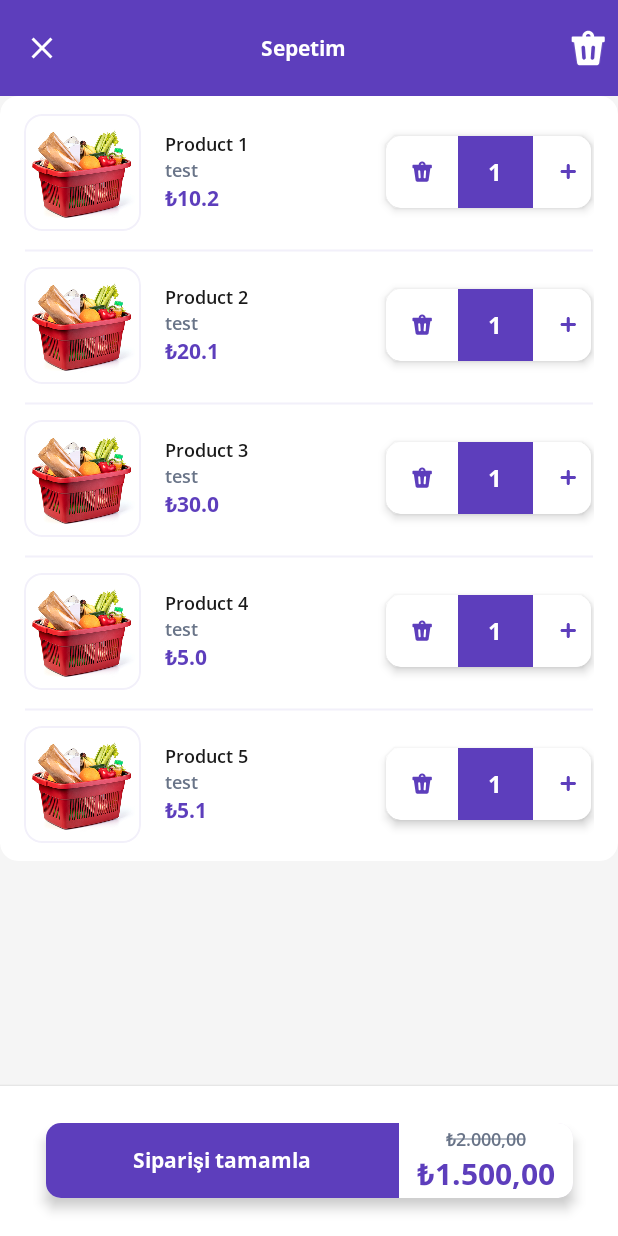
After one commit to sengule/Getir-Bootcamp-Final-Project, an Android app: the fragment BasketFragment shown on its own in the app's theme, on a phone screen of 412 x 824 dp. The commit adds this screen. Run offline under Robolectric (Android 15) with nearby library versions, the phone set to English and light mode, and no system bars.

Commit message:
basket screen added

```diff
--- /dev/null
+++ b/app/src/main/java/com/example/getir_bootcamp_final_project/BasketFragment.kt
@@ -0,0 +1,50 @@
+package com.example.getir_bootcamp_final_project
+
+import android.os.Bundle
+import androidx.fragment.app.Fragment
+import android.view.LayoutInflater
+import android.view.View
+import android.view.ViewGroup
+import android.widget.LinearLayout
+import androidx.core.content.ContextCompat
+import androidx.recyclerview.widget.DividerItemDecoration
+import androidx.recyclerview.widget.LinearLayoutManager
+import androidx.recyclerview.widget.RecyclerView
+import com.example.getir_bootcamp_final_project.adapter.CartAdapter
+import com.example.getir_bootcamp_final_project.databinding.FragmentBasketBinding
+import com.example.getir_bootcamp_final_project.databinding.FragmentDetailBinding
+import com.example.getir_bootcamp_final_project.utils.DividerItemDecorator
+import com.example.getir_bootcamp_final_project.utils.productList
+
+class BasketFragment : Fragment() {
+
+    private var _binding: FragmentBasketBinding? = null
+    private val binding get() = _binding!!
+
+    private lateinit var cartProductRecyclerView: RecyclerView
+
+    override fun onCreate(savedInstanceState: Bundle?) {
+        super.onCreate(savedInstanceState)
+
+    }
+
+    override fun onCreateView(
+        inflater: LayoutInflater, container: ViewGroup?,
+        savedInstanceState: Bundle?,
+    ): View? {
+        _binding = FragmentBasketBinding.inflate(inflater, container, false)
+        cartProductRecyclerView = binding.rvCartProducts
+        return binding.root
+    }
+
+    override fun onViewCreated(view: View, savedInstanceState: Bundle?) {
+        super.onViewCreated(view, savedInstanceState)
+        val layoutManager: RecyclerView.LayoutManager = LinearLayoutManager(this.context)
+
+        cartProductRecyclerView.layoutManager = layoutManager
+        cartProductRecyclerView.adapter = CartAdapter(productList)
+        val itemDecoration = DividerItemDecorator(ContextCompat.getDrawable(this.requireContext(), R.drawable.divider_cart_product)!!)
+        cartProductRecyclerView.addItemDecoration(itemDecoration)
+    }
+
+}
--- /dev/null
+++ b/app/src/main/java/com/example/getir_bootcamp_final_project/adapter/CartAdapter.kt
@@ -0,0 +1,29 @@
+package com.example.getir_bootcamp_final_project.adapter
+
+import android.view.LayoutInflater
+import android.view.ViewGroup
+import androidx.recyclerview.widget.RecyclerView
+import com.example.getir_bootcamp_final_project.databinding.ItemCartBinding
+import com.example.getir_bootcamp_final_project.model.Product
+
+class CartAdapter(
+    val productList: List<Product> = emptyList()
+): RecyclerView.Adapter<CartAdapter.CartViewHolder>(){
+
+    inner class CartViewHolder(val binding: ItemCartBinding) : RecyclerView.ViewHolder(binding.root)
+
+    override fun onCreateViewHolder(parent: ViewGroup, viewType: Int): CartViewHolder {
+        val binding = ItemCartBinding.inflate(LayoutInflater.from(parent.context), parent, false)
+        return CartViewHolder(binding)
+    }
+
+    override fun onBindViewHolder(holder: CartViewHolder, position: Int) {
+        holder.binding.tvProductName.text = productList[position].name
+        holder.binding.tvProductAttribute.text = productList[position].attribute
+        holder.binding.tvProductPrice.text = productList[position].price
+    }
+
+    override fun getItemCount() = productList.size
+
+
+}
--- /dev/null
+++ b/app/src/main/java/com/example/getir_bootcamp_final_project/model/Product.kt
@@ -0,0 +1,10 @@
+package com.example.getir_bootcamp_final_project.model
+
+import android.graphics.Bitmap
+
+data class Product(
+    val name: String,
+    val price: String,
+    val attribute: String,
+    val image: Int
+)
--- /dev/null
+++ b/app/src/main/java/com/example/getir_bootcamp_final_project/utils/DividerItemDecorator.kt
@@ -0,0 +1,30 @@
+package com.example.getir_bootcamp_final_project.utils
+
+import android.graphics.Canvas
+import android.graphics.drawable.Drawable
+import androidx.recyclerview.widget.RecyclerView
+
+// This class adds a drawable divider bottom of the recycler view item
+class DividerItemDecorator(
+    private val divider: Drawable,
+    private val showDividerForLastItem: Boolean = false
+): RecyclerView.ItemDecoration() {
+
+    override fun onDrawOver(c: Canvas, parent: RecyclerView, state: RecyclerView.State) {
+        val dividerLeft = parent.paddingLeft
+        val dividerRight = parent.width - parent.paddingRight
+        val includeLastItem = if (!showDividerForLastItem) 1 else 0
+
+        for (i in 0..(parent.childCount-1-includeLastItem)){
+            val child = parent.getChildAt(i)
+
+            val params = child.layoutParams as RecyclerView.LayoutParams
+
+            val dividerTop = child.bottom + params.bottomMargin
+            val dividerBottom: Int = dividerTop + divider.intrinsicHeight
+
+            divider.setBounds(dividerLeft, dividerTop, dividerRight, dividerBottom)
+            divider.draw(c)
+        }
+    }
+}
--- /dev/null
+++ b/app/src/main/java/com/example/getir_bootcamp_final_project/utils/TestData.kt
@@ -0,0 +1,38 @@
+package com.example.getir_bootcamp_final_project.utils
+
+import android.graphics.BitmapFactory
+import com.example.getir_bootcamp_final_project.R
+import com.example.getir_bootcamp_final_project.model.Product
+
+val productList = listOf<Product>(
+    Product(
+        name = "Product 1",
+        price = "₺10.2",
+        attribute = "test",
+        image = R.drawable.market
+    ),
+    Product(
+        name = "Product 2",
+        price = "₺20.1",
+        attribute = "test",
+        image = R.drawable.market
+    ),
+    Product(
+        name = "Product 3",
+        price = "₺30.0",
+        attribute = "test",
+        image = R.drawable.market
+    ),
+    Product(
+        name = "Product 4",
+        price = "₺5.0",
+        attribute = "test",
+        image = R.drawable.market
+    ),
+    Product(
+        name = "Product 5",
+        price = "₺5.1",
+        attribute = "test",
+        image = R.drawable.market
+    )
+)
--- /dev/null
+++ b/app/src/main/res/drawable/divider_cart_product.xml
@@ -0,0 +1,9 @@
+<?xml version="1.0" encoding="utf-8"?>
+<shape
+    xmlns:android="http://schemas.android.com/apk/res/android"
+    android:shape="line">
+    <stroke
+        android:width="1dp"
+        android:color="@color/color_primary_subtle" />
+    <size android:height="2dp" />
+</shape>
--- /dev/null
+++ b/app/src/main/res/drawable/ic_close.xml
@@ -0,0 +1,5 @@
+<vector xmlns:android="http://schemas.android.com/apk/res/android" android:height="24dp" android:tint="#FFFFFF" android:viewportHeight="24" android:viewportWidth="24" android:width="24dp">
+
+    <path android:fillColor="@android:color/white" android:pathData="M19,6.41L17.59,5 12,10.59 6.41,5 5,6.41 10.59,12 5,17.59 6.41,19 12,13.41 17.59,19 19,17.59 13.41,12z"/>
+
+</vector>
--- /dev/null
+++ b/app/src/main/res/drawable/strikethrough.xml
@@ -0,0 +1,8 @@
+<?xml version="1.0" encoding="utf-8"?>
+<selector xmlns:android="http://schemas.android.com/apk/res/android">
+    <item android:state_pressed="false">
+        <shape android:shape="line">
+            <stroke android:width="0.4dp" android:color="@color/color_text_secondary"/>
+        </shape>
+    </item>
+</selector>
--- /dev/null
+++ b/app/src/main/res/layout/fragment_basket.xml
@@ -0,0 +1,154 @@
+<?xml version="1.0" encoding="utf-8"?>
+<androidx.coordinatorlayout.widget.CoordinatorLayout xmlns:android="http://schemas.android.com/apk/res/android"
+    xmlns:tools="http://schemas.android.com/tools"
+    android:layout_width="match_parent"
+    android:layout_height="match_parent"
+    xmlns:app="http://schemas.android.com/apk/res-auto"
+    tools:context=".BasketFragment"
+    android:background="@color/color_background_body"
+    >
+
+    <com.google.android.material.appbar.AppBarLayout
+        android:id="@+id/appBarLayout"
+        android:layout_width="match_parent"
+        android:layout_height="wrap_content"
+        android:background="@color/color_primary">
+
+        <com.google.android.material.appbar.MaterialToolbar
+            android:id="@+id/topAppBar"
+            android:layout_width="match_parent"
+            android:layout_height="wrap_content"
+            android:minHeight="?attr/actionBarSize"
+            android:paddingEnd="8dp"
+            app:navigationIcon="@drawable/ic_close"
+            >
+
+            <TextView
+                android:id="@+id/tvTitle"
+                android:layout_width="wrap_content"
+                android:layout_height="wrap_content"
+                android:layout_gravity="center"
+                android:fontFamily="@font/open_sans_bold"
+                android:text="Sepetim"
+                android:textColor="@color/white" />
+
+            <ImageView
+                android:layout_width="24dp"
+                android:layout_height="24dp"
+                android:src="@drawable/ic_trash"
+                android:layout_gravity="right"
+                app:tint="@color/white"
+                />
+
+        </com.google.android.material.appbar.MaterialToolbar>
+
+    </com.google.android.material.appbar.AppBarLayout>
+
+    <androidx.core.widget.NestedScrollView
+        android:layout_width="match_parent"
+        android:layout_height="wrap_content"
+        app:layout_behavior="@string/appbar_scrolling_view_behavior"
+        >
+
+        <com.google.android.material.card.MaterialCardView
+            android:layout_width="match_parent"
+            android:layout_height="wrap_content"
+            app:cardElevation="0dp"
+            app:strokeWidth="0dp"
+            app:cardBackgroundColor="@color/white"
+            >
+
+            <androidx.recyclerview.widget.RecyclerView
+                android:id="@+id/rv_cart_products"
+                android:layout_width="match_parent"
+                android:layout_height="wrap_content"
+                android:layout_marginHorizontal="16dp"
+                />
+
+        </com.google.android.material.card.MaterialCardView>
+
+
+
+    </androidx.core.widget.NestedScrollView>
+
+
+    <com.google.android.material.bottomappbar.BottomAppBar
+        android:id="@+id/bottomAppBar"
+        style="@style/Widget.Material3.BottomAppBar"
+        android:layout_width="match_parent"
+        android:layout_height="100dp"
+        android:layout_gravity="bottom"
+        app:addElevationShadow="true"
+        android:backgroundTint="@color/white"
+        >
+
+        <com.google.android.material.card.MaterialCardView
+            android:layout_width="351dp"
+            android:layout_height="50dp"
+            android:clickable="true"
+            app:cardCornerRadius="10dp"
+            app:strokeWidth="0dp"
+            app:cardElevation="5dp"
+            android:layout_gravity="center"
+            >
+
+            <LinearLayout
+                android:layout_width="wrap_content"
+                android:layout_height="wrap_content"
+                android:layout_gravity="center"
+                android:background="@drawable/bg_button"
+                >
+
+                <LinearLayout
+                    android:layout_width="235dp"
+                    android:layout_height="50dp"
+                    android:gravity="center"
+                    android:background="@color/color_primary"
+                    >
+
+                    <TextView
+                        style="@style/PrimaryTextViewStyle"
+                        android:layout_width="wrap_content"
+                        android:layout_height="wrap_content"
+                        android:text="Siparişi tamamla"
+                        android:textColor="@color/white"
+                        android:textSize="14sp"/>
+
+
+                </LinearLayout>
+
+                <LinearLayout
+                    android:layout_width="116dp"
+                    android:layout_height="50dp"
+                    android:orientation="vertical"
+                    android:gravity="center"
+                    >
+
+                    <TextView
+                        style="@style/SecondaryTextViewStyle"
+                        android:layout_width="wrap_content"
+                        android:layout_height="wrap_content"
+                        android:text="₺2.000,00"
+                        android:foreground="@drawable/strikethrough"
+                        />
+
+                    <TextView
+                        style="@style/PrimaryTextViewStyle"
+                        android:layout_width="wrap_content"
+                        android:layout_height="wrap_content"
+                        android:text="₺1.500,00" />
+                </LinearLayout>
+
+            </LinearLayout>
+
+
+        </com.google.android.material.card.MaterialCardView>
+
+
+
+
+
+
+    </com.google.android.material.bottomappbar.BottomAppBar>
+
+</androidx.coordinatorlayout.widget.CoordinatorLayout>
--- a/app/src/main/res/layout/fragment_detail.xml
+++ b/app/src/main/res/layout/fragment_detail.xml
@@ -20,6 +20,7 @@
             android:layout_height="wrap_content"
             android:minHeight="?attr/actionBarSize"
             android:paddingEnd="8dp"
+            app:navigationIcon="@drawable/ic_close"
             >
 
             <TextView
--- /dev/null
+++ b/app/src/main/res/layout/item_cart.xml
@@ -0,0 +1,144 @@
+<?xml version="1.0" encoding="utf-8"?>
+<LinearLayout xmlns:android="http://schemas.android.com/apk/res/android"
+    android:layout_width="wrap_content"
+    android:layout_height="78dp"
+    xmlns:app="http://schemas.android.com/apk/res-auto"
+    android:orientation="horizontal"
+    android:background="@color/white"
+    android:layout_marginTop="12dp"
+    android:layout_marginBottom="12dp"
+    >
+
+    <com.google.android.material.card.MaterialCardView
+        android:layout_width="78dp"
+        android:layout_height="78dp"
+        app:strokeColor="@color/color_primary_subtle"
+        >
+
+        <ImageView
+            android:id="@+id/iv_product_image"
+            android:layout_width="wrap_content"
+            android:layout_height="wrap_content"
+            android:layout_gravity="center"
+            android:src="@drawable/market"/>
+
+    </com.google.android.material.card.MaterialCardView>
+
+    <LinearLayout
+        android:layout_width="131dp"
+        android:layout_height="wrap_content"
+        android:orientation="vertical"
+        android:layout_gravity="center"
+        android:layout_marginLeft="16dp"
+        >
+
+        <TextView
+            android:id="@+id/tv_product_name"
+            android:layout_width="wrap_content"
+            android:layout_height="wrap_content"
+            android:fontFamily="@font/open_sans_semibold"
+            android:text="Product Name"
+            android:textColor="@color/color_text_dark"
+            android:textSize="12sp" />
+
+        <TextView
+            android:id="@+id/tv_product_attribute"
+            android:layout_width="wrap_content"
+            android:layout_height="wrap_content"
+            android:text="Attribute"
+            android:textSize="12sp"
+            android:fontFamily="@font/open_sans_semibold"
+            android:textColor="@color/color_text_secondary" />
+
+        <TextView
+            android:id="@+id/tv_product_price"
+            style="@style/PrimaryTextViewStyle"
+            android:layout_width="wrap_content"
+            android:layout_height="wrap_content"
+            android:text="₺0,00"
+            android:textSize="14sp"
+            />
+
+    </LinearLayout>
+
+    <com.google.android.material.card.MaterialCardView
+        android:id="@+id/cv_button_container"
+        android:layout_width="wrap_content"
+        android:layout_height="wrap_content"
+        app:cardBackgroundColor="@color/white"
+        app:strokeWidth="0dp"
+        app:cardElevation="4dp"
+        app:cardCornerRadius="10dp"
+        android:layout_gravity="center"
+        android:layout_marginLeft="16dp"
+        android:layout_marginRight="2dp"
+        >
+
+        <LinearLayout
+            android:layout_width="wrap_content"
+            android:layout_height="wrap_content"
+            android:orientation="horizontal">
+
+            <com.google.android.material.card.MaterialCardView
+                android:id="@+id/cv_decrement_container"
+                android:layout_width="48dp"
+                android:layout_height="48dp"
+                app:strokeWidth="0dp"
+                android:background="@drawable/btn_ripple"
+                app:cardBackgroundColor="@color/white"
+                android:clickable="true"
+                app:cardCornerRadius="10dp"
+                >
+
+                <ImageView
+                    android:id="@+id/iv_decrement_icon"
+                    android:layout_width="wrap_content"
+                    android:layout_height="wrap_content"
+                    android:src="@drawable/ic_trash"
+                    android:layout_gravity="center"/>
+
+            </com.google.android.material.card.MaterialCardView>
+
+            <LinearLayout
+                android:layout_width="50dp"
+                android:layout_height="48dp"
+                android:gravity="center"
+                android:background="@color/color_primary"
+                >
+
+                <TextView
+                    android:id="@+id/tv_product_quantity"
+                    android:layout_width="wrap_content"
+                    android:layout_height="wrap_content"
+                    android:text="1"
+                    android:textColor="@color/white"
+                    android:fontFamily="@font/open_sans_bold"
+                    android:textSize="16sp"
+                    >
+
+                </TextView>
+            </LinearLayout>
+
+            <com.google.android.material.card.MaterialCardView
+                android:id="@+id/cv_increment_container"
+                android:layout_width="48dp"
+                android:layout_height="48dp"
+                app:strokeWidth="0dp"
+                app:cardBackgroundColor="@color/white"
+                android:clickable="true"
+                app:cardCornerRadius="10dp"
+                >
+
+                <ImageView
+                    android:layout_width="wrap_content"
+                    android:layout_height="wrap_content"
+                    android:src="@drawable/ic_plus"
+                    android:layout_gravity="center"/>
+
+            </com.google.android.material.card.MaterialCardView>
+
+        </LinearLayout>
+
+    </com.google.android.material.card.MaterialCardView>
+
+</LinearLayout>
--- a/app/src/main/res/layout/item_product_horizontal.xml
+++ b/app/src/main/res/layout/item_product_large.xml
@@ -3,8 +3,8 @@
 <FrameLayout
     xmlns:android="http://schemas.android.com/apk/res/android"
     xmlns:app="http://schemas.android.com/apk/res-auto"
-    android:layout_width="100dp"
-    android:layout_height="wrap_content">
+    android:layout_width="104dp"
+    android:layout_height="164dp">
 
     <LinearLayout
         android:id="@+id/ll_product_container"
@@ -26,10 +26,12 @@
 
             <ImageView
                 android:id="@+id/iv_product_image"
-                android:layout_width="wrap_content"
-                android:layout_height="wrap_content"
+                android:layout_width="104dp"
+                android:layout_height="104dp"
                 android:src="@drawable/market"
-                android:scaleType="centerCrop"/>
+                android:scaleType="centerCrop"
+                android:layout_gravity="center"
+                />
 
         </com.google.android.material.card.MaterialCardView>
 
--- /dev/null
+++ b/app/src/main/res/layout/item_product_small.xml
@@ -0,0 +1,80 @@
+<?xml version="1.0" encoding="utf-8"?>
+
+<FrameLayout
+    xmlns:android="http://schemas.android.com/apk/res/android"
+    xmlns:app="http://schemas.android.com/apk/res-auto"
+    android:layout_width="100dp"
+    android:layout_height="153dp">
+
+    <LinearLayout
+        android:id="@+id/ll_product_container"
+        android:layout_width="wrap_content"
+        android:layout_height="wrap_content"
+        android:orientation="vertical"
+        android:background="@color/white"
+        android:paddingTop="10dp"
+        >
+
+        <com.google.android.material.card.MaterialCardView
+            android:id="@+id/cv_image_holder"
+            android:layout_width="92dp"
+            android:layout_height="92dp"
+            app:cardCornerRadius="16dp"
+            android:layout_gravity="center"
+            app:strokeColor="@color/color_primary_subtle"
+            >
+
+            <ImageView
+                android:id="@+id/iv_product_image"
+                android:layout_width="wrap_content"
+                android:layout_height="wrap_content"
+                android:src="@drawable/market"
+                android:scaleType="centerCrop"/>
+
+        </com.google.android.material.card.MaterialCardView>
+
+        <TextView
+            android:id="@+id/tv_product_price"
+            android:layout_width="wrap_content"
+            android:layout_height="wrap_content"
+            android:text="₺0,00"
+            android:fontFamily="@font/open_sans_bold"
+            android:textColor="@color/color_text_primary"
+            android:textSize="14sp"/>
+
+        <TextView
+            android:id="@+id/tv_product_name"
+            android:layout_width="wrap_content"
+            android:layout_height="wrap_content"
+            android:text="Product Name"
+            android:fontFamily="@font/open_sans_semibold"
+            android:textColor="@color/color_text_dark"
+            android:textSize="12sp"/>
+
+        <TextView
+            android:id="@+id/tv_product_attribute"
+            android:layout_width="wrap_content"
+            android:layout_height="wrap_content"
+            android:fontFamily="@font/open_sans_semibold"
+            android:text="Attribute"
+            android:textColor="@color/color_text_secondary"
+            android:textSize="12sp"/>
+
+    </LinearLayout>
+
+    <com.google.android.material.card.MaterialCardView
+        android:layout_width="32dp"
+        android:layout_height="32dp"
+        android:layout_gravity="top|end"
+        app:cardBackgroundColor="@color/white"
+        app:strokeColor="@null"
+        app:cardElevation="5dp"
+        >
+
+        <ImageView
+            android:layout_width="wrap_content"
+            android:layout_height="wrap_content"
+            android:src="@drawable/ic_plus"
+            android:layout_gravity="center"/>
+    </com.google.android.material.card.MaterialCardView>
+</FrameLayout>
--- a/app/src/main/res/values/colors.xml
+++ b/app/src/main/res/values/colors.xml
@@ -11,5 +11,6 @@
 
     <color name="color_primary_subtle">#FFF2F0FA</color>
 
+    <color name="color_background_body">#F5F5F5</color>
 
 </resources>
--- a/app/src/main/res/values/styles.xml
+++ b/app/src/main/res/values/styles.xml
@@ -1,5 +1,17 @@
 <?xml version="1.0" encoding="utf-8"?>
 <resources>
+
+    <style name="PrimaryTextViewStyle" parent="Widget.AppCompat.TextView">
+        <item name="android:textColor">@color/color_text_primary</item>
+        <item name="android:textSize">20sp</item>
+        <item name="fontFamily">@font/open_sans_bold</item>
+    </style>
+
+    <style name="SecondaryTextViewStyle" parent="Widget.AppCompat.TextView">
+        <item name="android:textColor">@color/color_text_secondary</item>
+        <item name="android:textSize">12sp</item>
+        <item name="fontFamily">@font/open_sans_semibold</item>
+    </style>
 
     <style name="App.Add.Cart.Button" parent="ThemeOverlay.Material3.Button">
         <item name="android:background">@drawable/bg_button</item>
```
